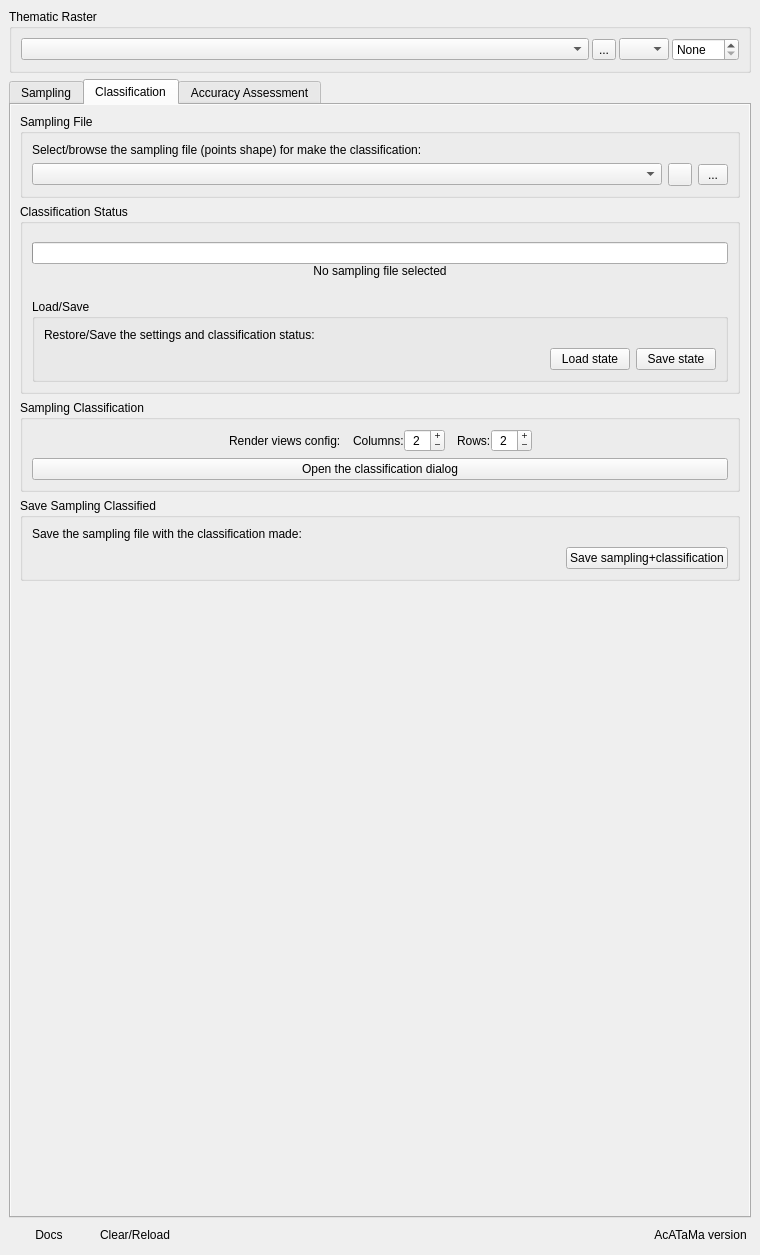
Above: ui/acatama_dockwidget.ui from SMByC/AcATaMa before the change. Below: the same form after it.
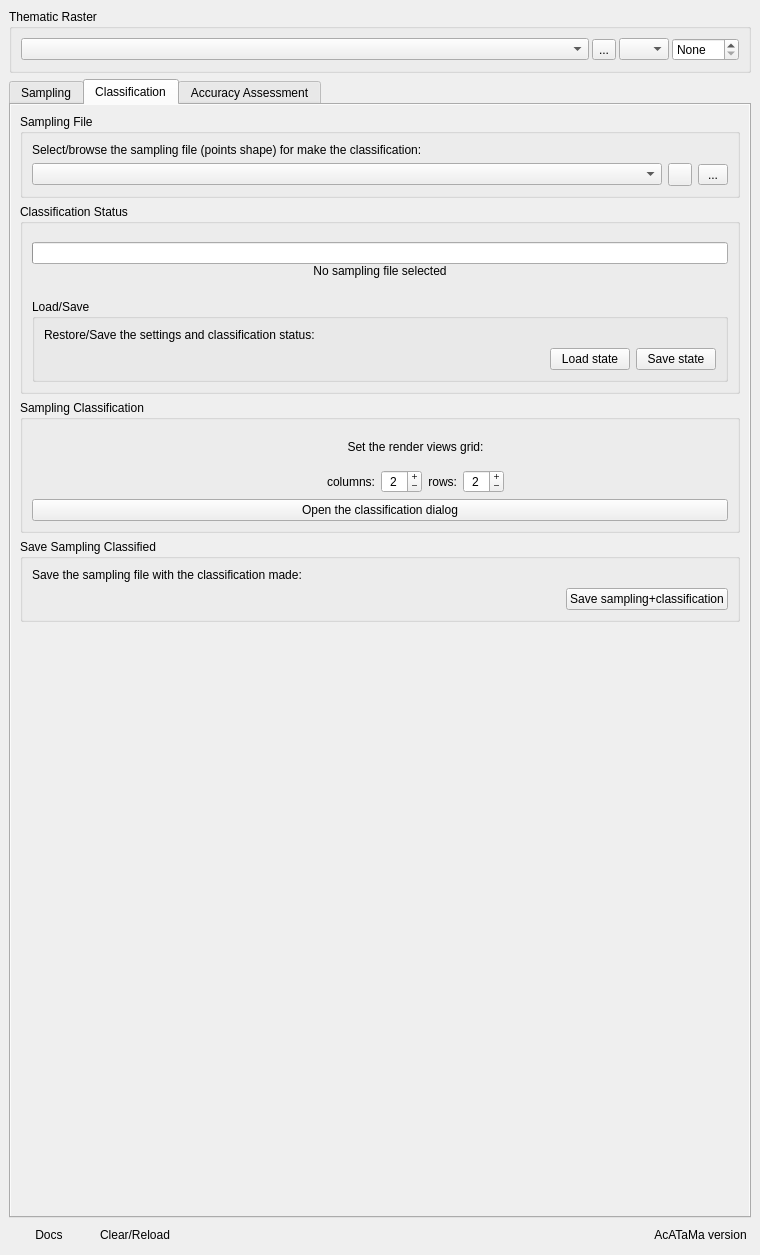
That is the form after the change. The open tabs and pages were chosen to show the change. Icons and pictures are not drawn. Custom widgets are drawn as their Qt base class.

Commit message: Improve the section for configure the render views grid

```diff
--- a/ui/acatama_dockwidget.ui
+++ b/ui/acatama_dockwidget.ui
@@ -1134,10 +1134,7 @@
               <layout class="QVBoxLayout" name="verticalLayout_31">
                <item>
                 <widget class="QWidget" name="QGBox_GridSettings" native="true">
-                 <layout class="QHBoxLayout" name="horizontalLayout_8">
-                  <property name="spacing">
-                   <number>0</number>
-                  </property>
+                 <layout class="QHBoxLayout" name="horizontalLayout_3">
                   <property name="leftMargin">
                    <number>0</number>
                   </property>
@@ -1151,7 +1148,7 @@
                    <number>0</number>
                   </property>
                   <item>
-                   <spacer name="horizontalSpacer_3">
+                   <spacer name="horizontalSpacer">
                     <property name="orientation">
                      <enum>Qt::Horizontal</enum>
                     </property>
@@ -1164,81 +1161,89 @@
                    </spacer>
                   </item>
                   <item>
-                   <widget class="QLabel" name="label_30">
+                   <widget class="QLabel" name="label">
+                    <property name="sizePolicy">
+                     <sizepolicy hsizetype="Fixed" vsizetype="Fixed">
+                      <horstretch>0</horstretch>
+                      <verstretch>0</verstretch>
+                     </sizepolicy>
+                    </property>
+                    <property name="minimumSize">
+                     <size>
+                      <width>64</width>
+                      <height>64</height>
+                     </size>
+                    </property>
                     <property name="text">
-                     <string>Render views config:</string>
+                     <string/>
+                    </property>
+                    <property name="pixmap">
+                     <pixmap>:/plugins/thrase/icons/render_view_config.svg</pixmap>
                     </property>
                     <property name="alignment">
-                     <set>Qt::AlignJustify|Qt::AlignVCenter</set>
+                     <set>Qt::AlignCenter</set>
                     </property>
                    </widget>
                   </item>
                   <item>
-                   <spacer name="horizontalSpacer_13">
-                    <property name="orientation">
-                     <enum>Qt::Horizontal</enum>
-                    </property>
-                    <property name="sizeType">
-                     <enum>QSizePolicy::Fixed</enum>
-                    </property>
-                    <property name="sizeHint" stdset="0">
-                     <size>
-                      <width>12</width>
-                      <height>20</height>
-                     </size>
-                    </property>
-                   </spacer>
-                  </item>
-                  <item>
+                   <widget class="QWidget" name="widget_3" native="true">
+                    <layout class="QGridLayout" name="gridLayout">
+                     <property name="topMargin">
+                      <number>0</number>
+                     </property>
+                     <property name="bottomMargin">
+                      <number>0</number>
+                     </property>
+                     <item row="2" column="1">
                    <widget class="QLabel" name="label_29">
                     <property name="text">
-                     <string>Columns:</string>
+                        <string>columns:</string>
+                       </property>
+                       <property name="alignment">
+                        <set>Qt::AlignRight|Qt::AlignTrailing|Qt::AlignVCenter</set>
                     </property>
                    </widget>
                   </item>
-                  <item>
-                   <widget class="QSpinBox" name="grid_columns">
+                     <item row="1" column="1" colspan="4">
+                      <widget class="QLabel" name="label_30">
+                       <property name="text">
+                        <string>Set the render views grid:</string>
+                       </property>
                     <property name="alignment">
                      <set>Qt::AlignCenter</set>
                     </property>
-                    <property name="buttonSymbols">
-                     <enum>QAbstractSpinBox::PlusMinus</enum>
-                    </property>
-                    <property name="minimum">
-                     <number>1</number>
-                    </property>
-                    <property name="maximum">
-                     <number>30</number>
-                    </property>
-                    <property name="value">
-                     <number>2</number>
-                    </property>
-                   </widget>
-                  </item>
-                  <item>
-                   <spacer name="horizontalSpacer_4">
-                    <property name="orientation">
-                     <enum>Qt::Horizontal</enum>
-                    </property>
-                    <property name="sizeType">
-                     <enum>QSizePolicy::Fixed</enum>
-                    </property>
-                    <property name="sizeHint" stdset="0">
-                     <size>
-                      <width>12</width>
-                      <height>20</height>
-                     </size>
-                    </property>
-                   </spacer>
-                  </item>
-                  <item>
+                      </widget>
+                     </item>
+                     <item row="2" column="3">
                    <widget class="QLabel" name="label_28">
                     <property name="text">
-                     <string>Rows:</string>
-                    </property>
-                   </widget>
-                  </item>
-                  <item>
+                        <string>rows:</string>
+                       </property>
+                       <property name="alignment">
+                        <set>Qt::AlignRight|Qt::AlignTrailing|Qt::AlignVCenter</set>
+                       </property>
+                      </widget>
+                     </item>
+                     <item row="2" column="2">
+                      <widget class="QSpinBox" name="grid_columns">
+                       <property name="alignment">
+                        <set>Qt::AlignCenter</set>
+                       </property>
+                       <property name="buttonSymbols">
+                        <enum>QAbstractSpinBox::PlusMinus</enum>
+                       </property>
+                       <property name="minimum">
+                        <number>1</number>
+                       </property>
+                       <property name="maximum">
+                        <number>30</number>
+                       </property>
+                       <property name="value">
+                        <number>2</number>
+                       </property>
+                      </widget>
+                     </item>
+                     <item row="2" column="4">
                    <widget class="QSpinBox" name="grid_rows">
                     <property name="alignment">
                      <set>Qt::AlignCenter</set>
@@ -1257,8 +1262,11 @@
                     </property>
                    </widget>
                   </item>
+                    </layout>
+                   </widget>
+                  </item>
                   <item>
-                   <spacer name="horizontalSpacer_5">
+                   <spacer name="horizontalSpacer_3">
                     <property name="orientation">
                      <enum>Qt::Horizontal</enum>
                     </property>
```
Lines whose indentation alone changed are shown as unchanged. The commit also changes 2 other files.
